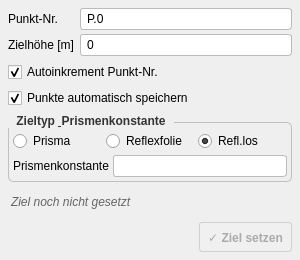
This is zielpunkt_dialog_base.ui in geopackix/qgis_sokkia as Qt 5 draws it before an edit. The edited form follows.
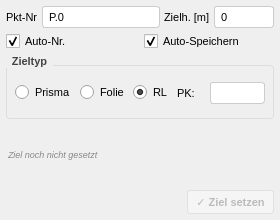
This is the edited form.

Commit message: slim design on side-bar

The edit to the form file:
```diff
--- a/zielpunkt_dialog_base.ui
+++ b/zielpunkt_dialog_base.ui
@@ -3,57 +3,66 @@
  <class>ZielpunktDialogBase</class>
  <widget class="QDialog" name="ZielpunktDialogBase">
   <property name="geometry">
-   <rect><x>0</x><y>0</y><width>300</width><height>260</height></rect>
+   <rect><x>0</x><y>0</y><width>280</width><height>220</height></rect>
   </property>
   <property name="windowTitle"><string>Zielpunkt konfigurieren</string></property>
   <property name="styleSheet">
-   <string notr="true">QGroupBox{font-weight:bold;border:1px solid #c0c0c0;border-radius:5px;margin-top:8px;padding-top:4px;}QGroupBox::title{subcontrol-origin:margin;subcontrol-position:top left;padding:0 4px;color:#333;}QLineEdit{border:1px solid #bbb;border-radius:3px;padding:2px 4px;background:white;}QLineEdit:disabled{background:#f0f0f0;color:#888;}QPushButton{border:1px solid #aaa;border-radius:3px;padding:3px 8px;background:qlineargradient(x1:0,y1:0,x2:0,y2:1,stop:0 #f8f8f8,stop:1 #e0e0e0);min-height:22px;}QPushButton:hover{background:qlineargradient(x1:0,y1:0,x2:0,y2:1,stop:0 #e8f0fe,stop:1 #c8d8f8);border-color:#6699cc;}QPushButton:pressed{background:#c0c8d8;}QPushButton:disabled{color:#aaa;background:#f0f0f0;border-color:#d0d0d0;}</string>
+   <string notr="true">*{font-size:11px;}QGroupBox{font-weight:600;border:1px solid #ddd;border-radius:4px;margin-top:10px;padding:6px 4px 4px 4px;}QGroupBox::title{subcontrol-origin:margin;subcontrol-position:top left;padding:0 4px;color:#444;}QLineEdit{border:1px solid #ccc;border-radius:3px;padding:2px 4px;background:#fff;}QLineEdit:disabled{background:#f5f5f5;color:#999;}QPushButton{border:1px solid #ccc;border-radius:3px;padding:4px 8px;background:#f8f8f8;}QPushButton:hover{background:#e3f2fd;border-color:#90caf9;}QPushButton:pressed{background:#bbdefb;}QPushButton:disabled{color:#bbb;background:#f5f5f5;border-color:#e0e0e0;}</string>
   </property>
   <layout class="QVBoxLayout" name="vl_main">
-   <property name="spacing"><number>6</number></property>
-   <property name="leftMargin"><number>8</number></property>
-   <property name="topMargin"><number>8</number></property>
-   <property name="rightMargin"><number>8</number></property>
-   <property name="bottomMargin"><number>8</number></property>
+   <property name="spacing"><number>4</number></property>
+   <property name="leftMargin"><number>6</number></property>
+   <property name="topMargin"><number>6</number></property>
+   <property name="rightMargin"><number>6</number></property>
+   <property name="bottomMargin"><number>6</number></property>
 
    <!-- Punkt-Nr und Zielh&#xF6;he -->
    <item>
-    <layout class="QFormLayout" name="form_target">
-     <property name="horizontalSpacing"><number>6</number></property>
-     <property name="verticalSpacing"><number>4</number></property>
-     <item row="0" column="0"><widget class="QLabel" name="label_7"><property name="text"><string>Punkt-Nr.</string></property></widget></item>
+    <layout class="QGridLayout" name="form_target">
+     <property name="horizontalSpacing"><number>4</number></property>
+     <property name="verticalSpacing"><number>3</number></property>
+     <item row="0" column="0"><widget class="QLabel" name="label_7"><property name="text"><string>Pkt-Nr</string></property></widget></item>
      <item row="0" column="1"><widget class="QLineEdit" name="input_targetid"><property name="text"><string>P.0</string></property></widget></item>
-     <item row="1" column="0"><widget class="QLabel" name="label_5"><property name="text"><string>Zielh&#xF6;he [m]</string></property></widget></item>
-     <item row="1" column="1"><widget class="QLineEdit" name="input_th"><property name="text"><string>0</string></property></widget></item>
+     <item row="0" column="2"><widget class="QLabel" name="label_5"><property name="text"><string>Zielh. [m]</string></property></widget></item>
+     <item row="0" column="3">
+      <widget class="QLineEdit" name="input_th">
+       <property name="text"><string>0</string></property>
+       <property name="maximumSize"><size><width>60</width><height>16777215</height></size></property>
+      </widget>
+     </item>
     </layout>
    </item>
 
+   <item>
+    <layout class="QHBoxLayout" name="hl_checks">
+     <property name="spacing"><number>8</number></property>
    <item>
     <widget class="QCheckBox" name="cb_autoincerement">
-     <property name="text"><string>Autoinkrement Punkt-Nr.</string></property>
+       <property name="text"><string>Auto-Nr.</string></property>
      <property name="checked"><bool>true</bool></property>
     </widget>
    </item>
    <item>
     <widget class="QCheckBox" name="cb_auto_save">
-     <property name="text"><string>Punkte automatisch speichern</string></property>
+       <property name="text"><string>Auto-Speichern</string></property>
      <property name="checked"><bool>true</bool></property>
      <property name="toolTip"><string>Aktiviert: Punkte werden sofort gespeichert. Deaktiviert: Abfrage mit Punktnummer vor jedem Speichern.</string></property>
     </widget>
    </item>
-   <!-- Zieltyp & Prismenkonstante -->
+    </layout>
+   </item>
+
+   <!-- Zieltyp &amp; Prismenkonstante -->
    <item>
     <widget class="QGroupBox" name="groupBox_4">
-     <property name="title"><string>Zieltyp &amp; Prismenkonstante</string></property>
-     <layout class="QVBoxLayout" name="vl_targettype">
+     <property name="title"><string>Zieltyp</string></property>
+     <layout class="QHBoxLayout" name="vl_targettype">
       <property name="spacing"><number>4</number></property>
       <property name="leftMargin"><number>4</number></property>
       <property name="topMargin"><number>4</number></property>
       <property name="rightMargin"><number>4</number></property>
       <property name="bottomMargin"><number>4</number></property>
       <item>
-       <layout class="QHBoxLayout" name="horizontalLayout_4">
-        <item>
          <widget class="QRadioButton" name="radio_prism">
           <property name="text"><string>Prisma</string></property>
           <attribute name="buttonGroup"><string notr="true">buttonGroup</string></attribute>
@@ -61,24 +70,24 @@
         </item>
         <item>
          <widget class="QRadioButton" name="radio_reflex">
-          <property name="text"><string>Reflexfolie</string></property>
+        <property name="text"><string>Folie</string></property>
           <attribute name="buttonGroup"><string notr="true">buttonGroup</string></attribute>
          </widget>
         </item>
         <item>
          <widget class="QRadioButton" name="radio_reflectorless">
-          <property name="text"><string>Refl.los</string></property>
+        <property name="text"><string>RL</string></property>
           <property name="checked"><bool>true</bool></property>
           <attribute name="buttonGroup"><string notr="true">buttonGroup</string></attribute>
          </widget>
         </item>
-       </layout>
+      <item>
+       <widget class="QLabel" name="label_6"><property name="text"><string>PK:</string></property></widget>
       </item>
       <item>
-       <layout class="QHBoxLayout" name="horizontalLayout_5">
-        <item><widget class="QLabel" name="label_6"><property name="text"><string>Prismenkonstante</string></property></widget></item>
-        <item><widget class="QLineEdit" name="input_prismConstant"><property name="maximumWidth"><number>70</number></property></widget></item>
-       </layout>
+       <widget class="QLineEdit" name="input_prismConstant">
+        <property name="maximumSize"><size><width>55</width><height>16777215</height></size></property>
+       </widget>
       </item>
      </layout>
     </widget>
@@ -89,7 +98,7 @@
     <widget class="QLabel" name="lbl_target_dialog">
      <property name="text"><string>Ziel noch nicht gesetzt</string></property>
      <property name="wordWrap"><bool>true</bool></property>
-     <property name="styleSheet"><string notr="true">color:#666;font-style:italic;padding:2px 0;</string></property>
+     <property name="styleSheet"><string notr="true">color:#888;font-style:italic;font-size:9px;padding:1px 0;</string></property>
     </widget>
    </item>
 
@@ -106,7 +115,7 @@
       <widget class="QPushButton" name="btn_setTarget">
        <property name="enabled"><bool>false</bool></property>
        <property name="text"><string>&#x2713; Ziel setzen</string></property>
-       <property name="styleSheet"><string notr="true">QPushButton:enabled{background:qlineargradient(x1:0,y1:0,x2:0,y2:1,stop:0 #e3f2fd,stop:1 #bbdefb);border-color:#64b5f6;font-weight:bold;}</string></property>
+       <property name="styleSheet"><string notr="true">QPushButton:enabled{background:#e3f2fd;border-color:#64b5f6;font-weight:bold;}</string></property>
       </widget>
      </item>
     </layout>
```
Left out of the diff: 2 changed lines with no effect on the pictures. Lines whose indentation alone changed are shown as unchanged. The commit also changes 5 other files.
